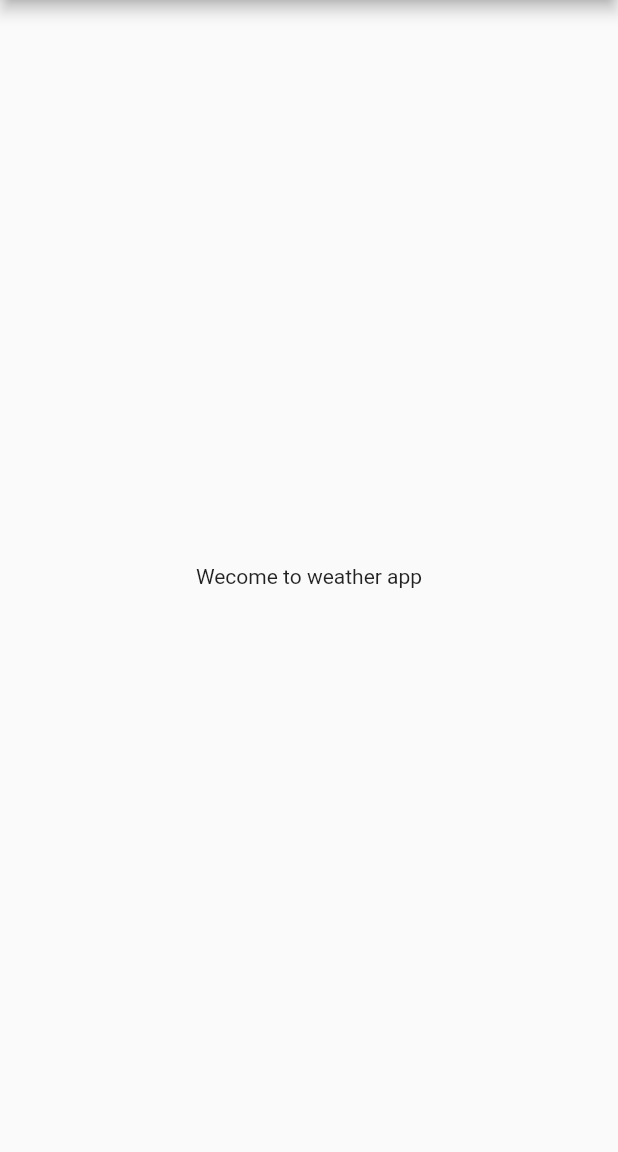
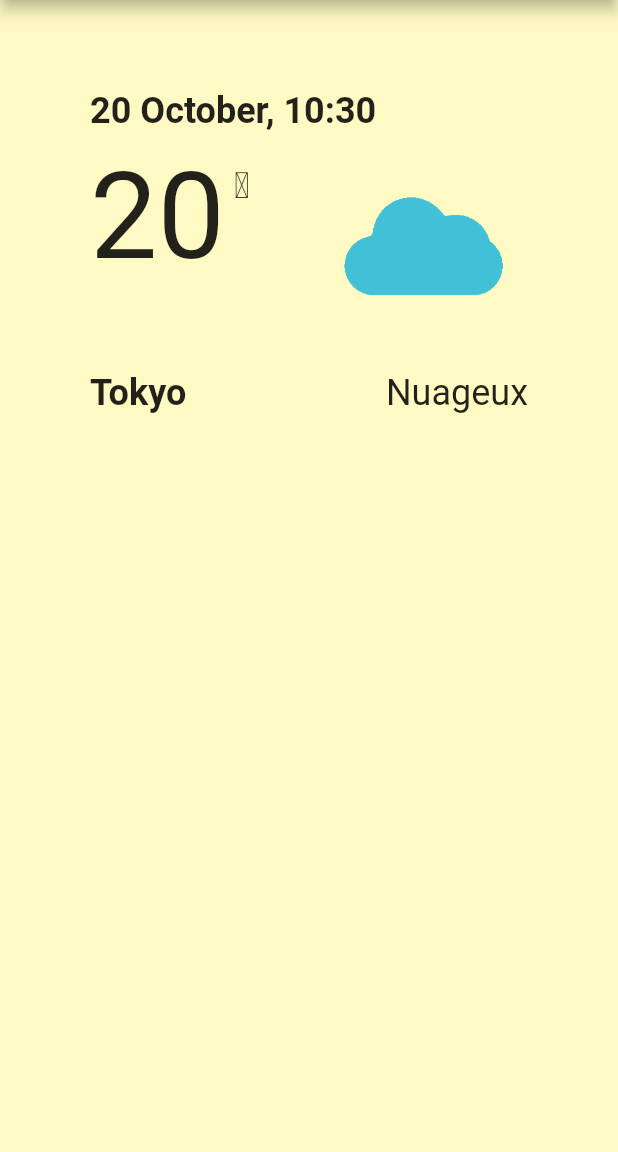
Before and after one commit to AurelienKun/tuto_weather, a Flutter app: the screen it shows after launch, on a phone screen of 412 x 824 dp, the part 84-1236 px from its top. Run offline on Flutter 3.47's test engine with Material 2 defaults, Android fonts, the phone set to English and light mode, and no system bars.

Commit message:
FEAT: displays weather

```diff
--- a/lib/UI/homepage.dart
+++ b/lib/UI/homepage.dart
@@ -1,4 +1,5 @@
 import 'package:flutter/material.dart';
+import 'package:tuto_weather/UI/weather.dart';
 
 class MyHomePage extends StatefulWidget {
   MyHomePage({this.title});
@@ -12,11 +13,12 @@ class _MyHomePageState extends State<MyHomePage> {
   @override
   Widget build(BuildContext context) {
     return Scaffold(
+      backgroundColor: Colors.yellow.shade100,
       appBar: AppBar(
         title: Text(widget.title),
       ),
       body: Center(
-        child: Text("Wecome to weather app"),
+        child: Weather(),
       ),
     );
   }
--- /dev/null
+++ b/lib/UI/weather.dart
@@ -0,0 +1,77 @@
+import 'package:flutter/material.dart';
+import 'package:intl/intl.dart';
+
+class Weather extends StatelessWidget {
+  const Weather({Key key}) : super(key: key);
+
+  @override
+  Widget build(BuildContext context) {
+    Widget dateSection = Container(
+      child: Text(
+        DateFormat('d MMMM, H:m').format(DateTime.now()),
+        style: TextStyle(
+          fontWeight: FontWeight.bold,
+          fontSize: 24.0,
+        ),
+      ),
+    );
+
+    Widget tempSection = Container(
+      padding: EdgeInsets.symmetric(vertical: 10.0),
+      child: Row(
+        crossAxisAlignment: CrossAxisAlignment.start,
+        children: [
+          Text(
+            "20",
+            style: TextStyle(fontSize: 80.0),
+          ),
+          Expanded(
+            child: Container(
+              padding: EdgeInsets.only(top: 12.0),
+              margin: EdgeInsets.only(left: 6.0),
+              child: Text(
+                "\u2103",
+                style: TextStyle(fontSize: 24.0),
+              ),
+            ),
+          ),
+          Image.asset(
+            'assets/img/nuage.png',
+            width: 140.0,
+            height: 140.0,
+            fit: BoxFit.cover,
+          ),
+        ],
+      ),
+    );
+
+    Widget descriptionSection = Container(
+      child: Row(
+        mainAxisAlignment: MainAxisAlignment.spaceBetween,
+        crossAxisAlignment: CrossAxisAlignment.start,
+        children: [
+          Text(
+            "Tokyo",
+            style: TextStyle(
+              fontSize: 24.0,
+              fontWeight: FontWeight.bold,
+            ),
+          ),Text(
+            "Nuageux",
+            style: TextStyle(
+              fontSize: 24.0,
+              fontWeight: FontWeight.normal,
+            ),
+          ),
+        ],
+      ),
+    );
+    return Container(
+      padding: EdgeInsets.all(60.0),
+      child: Column(
+        crossAxisAlignment: CrossAxisAlignment.start,
+        children: [dateSection, tempSection, descriptionSection],
+      ),
+    );
+  }
+}
--- a/lib/main.dart
+++ b/lib/main.dart
@@ -13,6 +13,7 @@ class MyApp extends StatelessWidget {
       theme: ThemeData(
         primarySwatch: Colors.blue,
         visualDensity: VisualDensity.adaptivePlatformDensity,
+        backgroundColor: Colors.lightBlue,
       ),
       home: MyHomePage(title: 'Weather'),
     );
--- a/pubspec.yaml
+++ b/pubspec.yaml
@@ -22,4 +22,4 @@ dev_dependencies:
 flutter:
   uses-material-design: true
   assets:
-    - assets/img/*
+    - assets/img/nuage.png
```
Also changed, not shown: assets/img/nuage-soleil.png, assets/img/nuage.png, assets/img/pluie.png, assets/img/soleil.png, assets/pluie.png (added).
